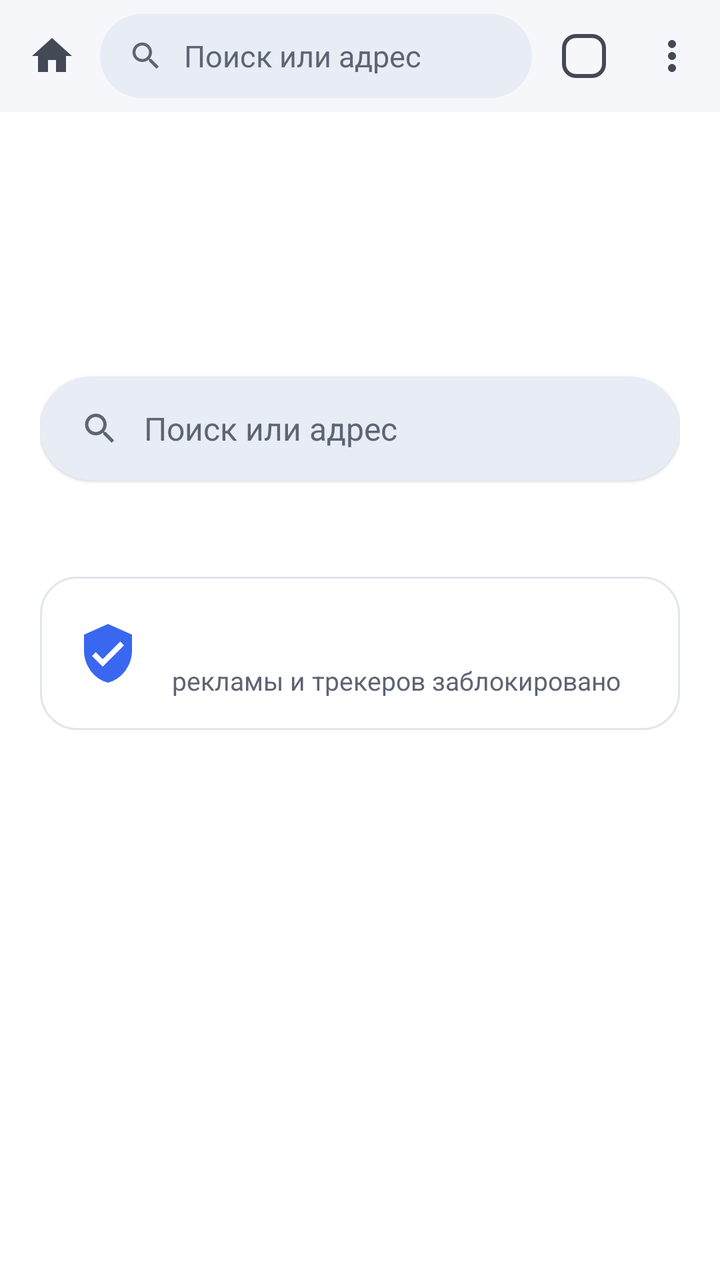
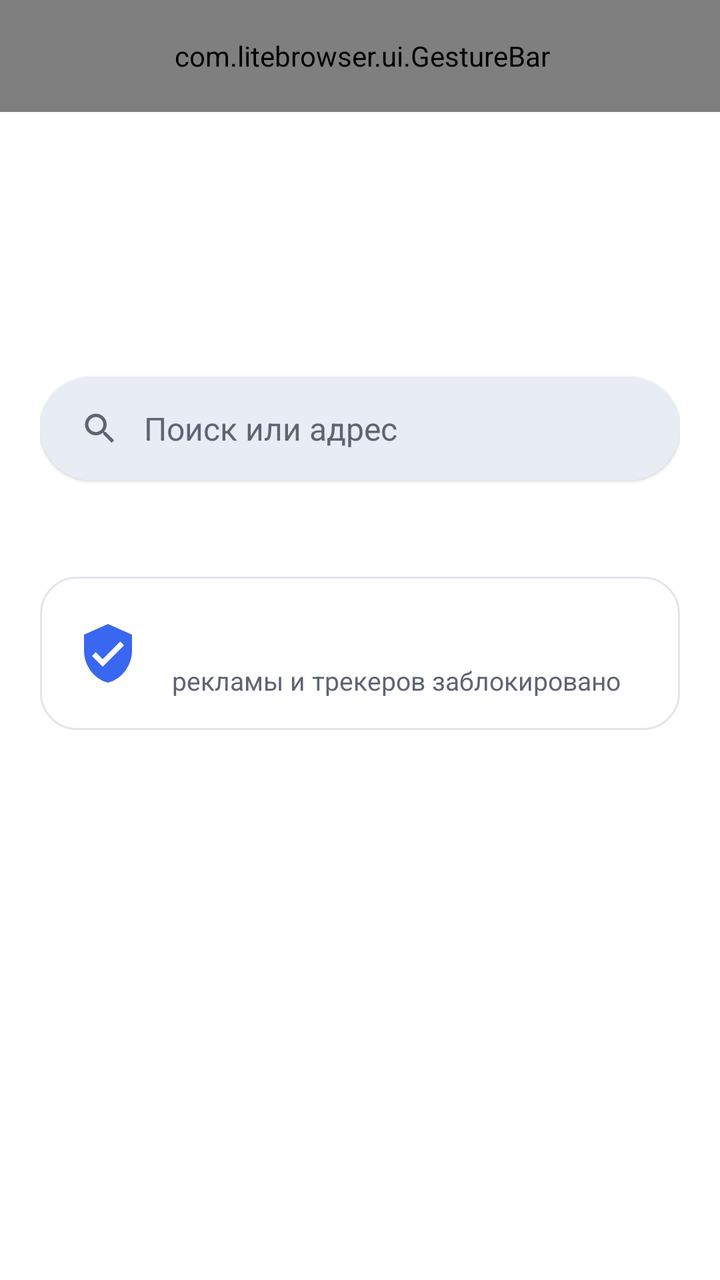

Compare the two renders of this Android layout. The source of the first and the diff that turns it into the second are given below.
<!-- AndroidManifest.xml: application theme AppTheme -->
<!-- res/layout/activity_main.xml -->
<?xml version="1.0" encoding="utf-8"?>
<FrameLayout xmlns:android="http://schemas.android.com/apk/res/android"
    android:id="@+id/root"
    android:layout_width="match_parent"
    android:layout_height="match_parent"
    android:background="@color/c_bg"
    android:focusable="true"
    android:focusableInTouchMode="true">

    <LinearLayout
        android:id="@+id/content"
        android:layout_width="match_parent"
        android:layout_height="match_parent"
        android:orientation="vertical">

        <LinearLayout
            android:id="@+id/toolbar"
            android:layout_width="match_parent"
            android:layout_height="56dp"
            android:background="@color/c_toolbar"
            android:gravity="center_vertical"
            android:orientation="horizontal"
            android:paddingStart="4dp"
            android:paddingEnd="2dp">

            <ImageButton
                android:id="@+id/btnHome"
                style="@style/IconButton"
                android:contentDescription="@string/home"
                android:src="@drawable/ic_home" />

            <LinearLayout
                android:id="@+id/omnibox"
                android:layout_width="0dp"
                android:layout_height="42dp"
                android:layout_marginStart="2dp"
                android:layout_marginEnd="4dp"
                android:layout_weight="1"
                android:background="@drawable/bg_omnibox"
                android:gravity="center_vertical"
                android:orientation="horizontal"
                android:paddingStart="14dp"
                android:paddingEnd="5dp">

                <ImageView
                    android:id="@+id/siteIcon"
                    android:layout_width="18dp"
                    android:layout_height="18dp"
                    android:contentDescription="@string/page_info"
                    android:src="@drawable/ic_search" />

                <EditText
                    android:id="@+id/urlBar"
                    android:layout_width="0dp"
                    android:layout_height="match_parent"
                    android:layout_weight="1"
                    android:background="@null"
                    android:hint="@string/url_hint"
                    android:imeOptions="actionGo|flagNoExtractUi"
                    android:importantForAutofill="no"
                    android:inputType="textUri"
                    android:paddingStart="10dp"
                    android:paddingEnd="6dp"
                    android:selectAllOnFocus="true"
                    android:singleLine="true"
                    android:textColor="@color/c_text"
                    android:textColorHint="@color/c_text2"
                    android:textSize="15sp" />

                <ImageButton
                    android:id="@+id/btnClear"
                    android:layout_width="34dp"
                    android:layout_height="34dp"
                    android:background="?android:attr/selectableItemBackgroundBorderless"
                    android:contentDescription="@string/clear"
                    android:src="@drawable/ic_close_small"
                    android:visibility="gone" />

                <TextView
                    android:id="@+id/shieldChip"
                    android:layout_width="wrap_content"
                    android:layout_height="30dp"
                    android:background="@drawable/bg_chip"
                    android:drawableStart="@drawable/ic_shield_accent"
                    android:drawablePadding="3dp"
                    android:gravity="center"
                    android:minWidth="44dp"
                    android:paddingStart="7dp"
                    android:paddingEnd="9dp"
                    android:textColor="@color/c_accent"
                    android:textSize="12sp"
                    android:textStyle="bold"
                    android:visibility="gone" />
            </LinearLayout>

            <FrameLayout
                android:id="@+id/btnTabs"
                android:layout_width="44dp"
                android:layout_height="44dp"
                android:background="?android:attr/selectableItemBackgroundBorderless"
                android:contentDescription="@string/tabs_title">

                <TextView
                    android:id="@+id/tabCount"
                    android:layout_width="22dp"
                    android:layout_height="22dp"
                    android:layout_gravity="center"
                    android:background="@drawable/bg_tab_count"
                    android:gravity="center"
                    android:textColor="@color/c_icon"
                    android:textSize="11sp"
                    android:textStyle="bold" />
            </FrameLayout>

            <ImageButton
                android:id="@+id/btnMenu"
                style="@style/IconButton"
                android:contentDescription="@string/menu"
                android:src="@drawable/ic_more_vert" />
        </LinearLayout>

        <LinearLayout
            android:id="@+id/findBar"
            android:layout_width="match_parent"
            android:layout_height="56dp"
            android:background="@color/c_toolbar"
            android:gravity="center_vertical"
            android:orientation="horizontal"
            android:paddingStart="8dp"
            android:paddingEnd="2dp"
            android:visibility="gone">

            <EditText
                android:id="@+id/findInput"
                android:layout_width="0dp"
                android:layout_height="42dp"
                android:layout_weight="1"
                android:background="@drawable/bg_omnibox"
                android:hint="@string/find_hint"
                android:imeOptions="actionSearch|flagNoExtractUi"
                android:importantForAutofill="no"
                android:inputType="text"
                android:paddingStart="16dp"
                android:paddingEnd="8dp"
                android:singleLine="true"
                android:textColor="@color/c_text"
                android:textSize="15sp" />

            <TextView
                android:id="@+id/findCount"
                android:layout_width="wrap_content"
                android:layout_height="wrap_content"
                android:minWidth="48dp"
                android:gravity="center"
                android:textColor="@color/c_text2"
                android:textSize="13sp" />

            <ImageButton
                android:id="@+id/findPrev"
                style="@style/IconButton"
                android:contentDescription="@string/prev"
                android:src="@drawable/ic_expand_less" />

            <ImageButton
                android:id="@+id/findNext"
                style="@style/IconButton"
                android:contentDescription="@string/next"
                android:src="@drawable/ic_expand_more" />

            <ImageButton
                android:id="@+id/findClose"
                style="@style/IconButton"
                android:contentDescription="@string/close"
                android:src="@drawable/ic_close" />
        </LinearLayout>

        <ProgressBar
            android:id="@+id/progress"
            style="?android:attr/progressBarStyleHorizontal"
            android:layout_width="match_parent"
            android:layout_height="3dp"
            android:max="100"
            android:progressDrawable="@drawable/progress_accent"
            android:visibility="invisible" />

        <FrameLayout
            android:id="@+id/webContainer"
            android:layout_width="match_parent"
            android:layout_height="0dp"
            android:layout_weight="1">

            <include
                android:id="@+id/ntp"
                layout="@layout/ntp" />

            <ListView
                android:id="@+id/suggestions"
                android:layout_width="match_parent"
                android:layout_height="match_parent"
                android:background="@color/c_bg"
                android:divider="@null"
                android:visibility="gone" />

            <TextView
                android:id="@+id/mediaFab"
                android:layout_width="wrap_content"
                android:layout_height="48dp"
                android:layout_gravity="bottom|end"
                android:layout_margin="20dp"
                android:background="@drawable/bg_fab"
                android:drawableStart="@drawable/ic_download_on_accent"
                android:drawablePadding="8dp"
                android:elevation="6dp"
                android:gravity="center"
                android:paddingStart="16dp"
                android:paddingEnd="20dp"
                android:textColor="@color/c_on_accent"
                android:textSize="15sp"
                android:textStyle="bold"
                android:visibility="gone" />
        </FrameLayout>
    </LinearLayout>

    <include
        android:id="@+id/tabSwitcher"
        layout="@layout/tab_switcher"
        android:visibility="gone" />
</FrameLayout>
<!-- res/layout/ntp.xml (included above) -->
<?xml version="1.0" encoding="utf-8"?>
<ScrollView xmlns:android="http://schemas.android.com/apk/res/android"
    android:layout_width="match_parent"
    android:layout_height="match_parent"
    android:background="@color/c_bg"
    android:fillViewport="true">

    <LinearLayout
        android:layout_width="match_parent"
        android:layout_height="wrap_content"
        android:gravity="center_horizontal"
        android:orientation="vertical"
        android:paddingStart="20dp"
        android:paddingTop="56dp"
        android:paddingEnd="20dp"
        android:paddingBottom="24dp">

        <TextView
            android:id="@+id/ntpLogo"
            android:layout_width="wrap_content"
            android:layout_height="wrap_content"
            android:textColor="@color/c_text"
            android:textSize="34sp"
            android:textStyle="bold" />

        <TextView
            android:id="@+id/ntpSearch"
            android:layout_width="match_parent"
            android:layout_height="52dp"
            android:layout_marginTop="28dp"
            android:background="@drawable/bg_search_large"
            android:drawableStart="@drawable/ic_search"
            android:drawablePadding="12dp"
            android:elevation="1dp"
            android:gravity="center_vertical"
            android:paddingStart="20dp"
            android:paddingEnd="20dp"
            android:text="@string/url_hint"
            android:textColor="@color/c_text2"
            android:textSize="16sp" />

        <GridLayout
            android:id="@+id/ntpTiles"
            android:layout_width="match_parent"
            android:layout_height="wrap_content"
            android:layout_marginTop="28dp"
            android:columnCount="4" />

        <LinearLayout
            android:id="@+id/ntpStats"
            android:layout_width="match_parent"
            android:layout_height="wrap_content"
            android:layout_marginTop="20dp"
            android:background="@drawable/bg_card"
            android:gravity="center_vertical"
            android:orientation="horizontal"
            android:padding="16dp">

            <ImageView
                android:layout_width="36dp"
                android:layout_height="36dp"
                android:importantForAccessibility="no"
                android:scaleType="center"
                android:src="@drawable/ic_shield_big" />

            <LinearLayout
                android:layout_width="0dp"
                android:layout_height="wrap_content"
                android:layout_marginStart="14dp"
                android:layout_weight="1"
                android:orientation="vertical">

                <TextView
                    android:id="@+id/ntpStatsCount"
                    android:layout_width="wrap_content"
                    android:layout_height="wrap_content"
                    android:textColor="@color/c_text"
                    android:textSize="20sp"
                    android:textStyle="bold" />

                <TextView
                    android:id="@+id/ntpStatsCaption"
                    android:layout_width="wrap_content"
                    android:layout_height="wrap_content"
                    android:text="@string/blocked_caption"
                    android:textColor="@color/c_text2"
                    android:textSize="13sp" />
            </LinearLayout>
        </LinearLayout>
    </LinearLayout>
</ScrollView>
<!-- res/layout/tab_switcher.xml (included above) -->
<?xml version="1.0" encoding="utf-8"?>
<FrameLayout xmlns:android="http://schemas.android.com/apk/res/android"
    android:layout_width="match_parent"
    android:layout_height="match_parent"
    android:background="@color/c_toolbar"
    android:clickable="true"
    android:focusable="true">

    <LinearLayout
        android:layout_width="match_parent"
        android:layout_height="match_parent"
        android:orientation="vertical">

        <LinearLayout
            android:layout_width="match_parent"
            android:layout_height="56dp"
            android:gravity="center_vertical"
            android:orientation="horizontal"
            android:paddingStart="4dp"
            android:paddingEnd="4dp">

            <ImageButton
                android:id="@+id/tsBack"
                style="@style/IconButton"
                android:contentDescription="@string/back"
                android:src="@drawable/ic_arrow_back" />

            <TextView
                android:id="@+id/tsTitle"
                android:layout_width="0dp"
                android:layout_height="wrap_content"
                android:layout_marginStart="8dp"
                android:layout_weight="1"
                android:textColor="@color/c_text"
                android:textSize="19sp"
                android:textStyle="bold" />

            <ImageButton
                android:id="@+id/tsCloseAll"
                style="@style/IconButton"
                android:contentDescription="@string/close_all"
                android:src="@drawable/ic_delete" />
        </LinearLayout>

        <GridView
            android:id="@+id/tsGrid"
            android:layout_width="match_parent"
            android:layout_height="match_parent"
            android:clipToPadding="false"
            android:horizontalSpacing="12dp"
            android:listSelector="@android:color/transparent"
            android:numColumns="2"
            android:paddingStart="12dp"
            android:paddingTop="4dp"
            android:paddingEnd="12dp"
            android:paddingBottom="96dp"
            android:stretchMode="columnWidth"
            android:verticalSpacing="12dp" />
    </LinearLayout>

    <TextView
        android:id="@+id/tsNew"
        android:layout_width="wrap_content"
        android:layout_height="52dp"
        android:layout_gravity="bottom|center_horizontal"
        android:layout_marginBottom="24dp"
        android:background="@drawable/bg_fab"
        android:drawableStart="@drawable/ic_add_on_accent"
        android:drawablePadding="8dp"
        android:elevation="6dp"
        android:gravity="center"
        android:paddingStart="20dp"
        android:paddingEnd="24dp"
        android:text="@string/new_tab"
        android:textColor="@color/c_on_accent"
        android:textSize="15sp"
        android:textStyle="bold" />
</FrameLayout>
<!-- resources referenced by this layout -->
<resources>
  <color name="c_accent">#3A67F0</color>
  <color name="c_bg">#FFFFFF</color>
  <color name="c_icon">#434955</color>
  <color name="c_on_accent">#FFFFFF</color>
  <color name="c_text">#1A1C21</color>
  <color name="c_text2">#5E6472</color>
  <color name="c_toolbar">#F5F7FB</color>
  <string name="back">Назад</string>
  <string name="blocked_caption">рекламы и трекеров заблокировано</string>
  <string name="clear">Очистить</string>
  <string name="close">Закрыть</string>
  <string name="close_all">Закрыть все</string>
  <string name="find_hint">Найти на странице</string>
  <string name="home">Домой</string>
  <string name="menu">Меню</string>
  <string name="new_tab">Новая вкладка</string>
  <string name="next">Следующее</string>
  <string name="page_info">О странице</string>
  <string name="prev">Предыдущее</string>
  <string name="tabs_title">Вкладки</string>
  <string name="url_hint">Поиск или адрес</string>
  <color name="c_card">#FFFFFF</color>
  <color name="c_divider">#E1E5EC</color>
  <color name="c_accent_soft">#E0E8FF</color>
  <color name="c_omnibox">#E8ECF4</color>
  <style name="Platform.Dialog" parent="android:Theme.Material.Light.Dialog.Alert" />
  <!-- unchanged entries left out for length: 25 -->
</resources>

<!-- the commit's change to res/layout/activity_main.xml (unified diff, before → after) -->
@@ -13,7 +13,7 @@
         android:layout_height="match_parent"
         android:orientation="vertical">
 
-        <LinearLayout
+        <com.litebrowser.ui.GestureBar
             android:id="@+id/toolbar"
             android:layout_width="match_parent"
             android:layout_height="56dp"
@@ -21,7 +21,8 @@
             android:gravity="center_vertical"
             android:orientation="horizontal"
             android:paddingStart="4dp"
-            android:paddingEnd="2dp">
+            android:paddingEnd="2dp"
+            android:animateLayoutChanges="true">
 
             <ImageButton
                 android:id="@+id/btnHome"
@@ -76,6 +77,15 @@
                     android:src="@drawable/ic_close_small"
                     android:visibility="gone" />
 
+                <ImageButton
+                    android:id="@+id/btnMic"
+                    android:layout_width="34dp"
+                    android:layout_height="34dp"
+                    android:background="?android:attr/selectableItemBackgroundBorderless"
+                    android:contentDescription="@string/voice_search"
+                    android:src="@drawable/ic_mic"
+                    android:visibility="gone" />
+
                 <TextView
                     android:id="@+id/shieldChip"
                     android:layout_width="wrap_content"
@@ -117,7 +127,7 @@
                 style="@style/IconButton"
                 android:contentDescription="@string/menu"
                 android:src="@drawable/ic_more_vert" />
-        </LinearLayout>
+        </com.litebrowser.ui.GestureBar>
 
         <LinearLayout
             android:id="@+id/findBar"
@@ -225,6 +235,15 @@
         android:id="@+id/tabSwitcher"
         layout="@layout/tab_switcher"
         android:visibility="gone" />
+
+    <com.litebrowser.ui.TopCropImageView
+        android:id="@+id/zoomOverlay"
+        android:layout_width="0dp"
+        android:layout_height="0dp"
+        android:background="@color/c_bg"
+        android:elevation="8dp"
+        android:importantForAccessibility="no"
+        android:visibility="gone" />
 </FrameLayout>
 <!-- res/layout/ntp.xml (included above) -->
 <?xml version="1.0" encoding="utf-8"?>
@@ -267,6 +286,40 @@
             android:text="@string/url_hint"
             android:textColor="@color/c_text2"
             android:textSize="16sp" />
+
+        <LinearLayout
+            android:id="@+id/ntpIncognito"
+            android:layout_width="match_parent"
+            android:layout_height="wrap_content"
+            android:layout_marginTop="36dp"
+            android:gravity="center_horizontal"
+            android:orientation="vertical"
+            android:visibility="gone">
+
+            <ImageView
+                android:layout_width="72dp"
+                android:layout_height="72dp"
+                android:importantForAccessibility="no"
+                android:src="@drawable/ic_incognito_big" />
+
+            <TextView
+                android:layout_width="wrap_content"
+                android:layout_height="wrap_content"
+                android:layout_marginTop="16dp"
+                android:text="@string/incognito_title"
+                android:textColor="@color/c_text"
+                android:textSize="22sp"
+                android:textStyle="bold" />
+
+            <TextView
+                android:id="@+id/ntpIncognitoText"
+                android:layout_width="match_parent"
+                android:layout_height="wrap_content"
+                android:layout_marginTop="14dp"
+                android:lineSpacingExtra="4dp"
+                android:textColor="@color/c_text2"
+                android:textSize="14sp" />
+        </LinearLayout>
 
         <GridLayout
             android:id="@+id/ntpTiles"
@@ -357,6 +410,12 @@
                 android:textStyle="bold" />
 
             <ImageButton
+                android:id="@+id/tsMode"
+                style="@style/IconButton"
+                android:contentDescription="@string/incognito_new"
+                android:src="@drawable/ic_incognito" />
+
+            <ImageButton
                 android:id="@+id/tsCloseAll"
                 style="@style/IconButton"
                 android:contentDescription="@string/close_all"
<!-- resource entries referenced after the edit -->
@@ -7,6 +7,18 @@
   <color name="c_text">#1A1C21</color>
   <color name="c_text2">#5E6472</color>
   <color name="c_toolbar">#F5F7FB</color>
+  <!-- drawable ic_incognito (drawable) -->
+  <vector xmlns:android="http://schemas.android.com/apk/res/android" android:width="24dp" android:height="24dp" android:viewportWidth="24" android:viewportHeight="24">
+      <path android:fillColor="@color/c_icon" android:pathData="M17.06 13C15.2 13 13.64 14.33 13.24 16.1C12.29 15.69 11.42 15.8 10.76 16.09C10.35 14.31 8.79 13 6.94 13C4.77 13 3 14.79 3 17C3 19.21 4.77 21 6.94 21C9 21 10.68 19.38 10.84 17.32C11.18 17.08 12.07 16.63 13.16 17.34C13.34 19.39 15 21 17.06 21C19.23 21 21 19.21 21 17C21 14.79 19.23 13 17.06 13M6.94 14.14C8.5 14.14 9.76 15.42 9.76 17C9.76 18.58 8.5 19.86 6.94 19.86C5.38 19.86 4.12 18.58 4.12 17C4.12 15.42 5.38 14.14 6.94 14.14M17.06 14.14C18.62 14.14 19.88 15.42 19.88 17C19.88 18.58 18.62 19.86 17.06 19.86C15.5 19.86 14.24 18.58 14.24 17C14.24 15.42 15.5 14.14 17.06 14.14M22 10.5H2V12H22V10.5M15.53 2.63C15.31 2.14 14.75 1.88 14.22 2.05L12 2.79L9.77 2.05L9.72 2.04C9.19 1.89 8.63 2.17 8.43 2.68L6 9H18L15.56 2.68L15.53 2.63Z" />
+  </vector>
+  <!-- drawable ic_incognito_big (drawable) -->
+  <vector xmlns:android="http://schemas.android.com/apk/res/android" android:width="64dp" android:height="64dp" android:viewportWidth="24" android:viewportHeight="24">
+      <path android:fillColor="@color/c_text" android:pathData="M17.06 13C15.2 13 13.64 14.33 13.24 16.1C12.29 15.69 11.42 15.8 10.76 16.09C10.35 14.31 8.79 13 6.94 13C4.77 13 3 14.79 3 17C3 19.21 4.77 21 6.94 21C9 21 10.68 19.38 10.84 17.32C11.18 17.08 12.07 16.63 13.16 17.34C13.34 19.39 15 21 17.06 21C19.23 21 21 19.21 21 17C21 14.79 19.23 13 17.06 13M6.94 14.14C8.5 14.14 9.76 15.42 9.76 17C9.76 18.58 8.5 19.86 6.94 19.86C5.38 19.86 4.12 18.58 4.12 17C4.12 15.42 5.38 14.14 6.94 14.14M17.06 14.14C18.62 14.14 19.88 15.42 19.88 17C19.88 18.58 18.62 19.86 17.06 19.86C15.5 19.86 14.24 18.58 14.24 17C14.24 15.42 15.5 14.14 17.06 14.14M22 10.5H2V12H22V10.5M15.53 2.63C15.31 2.14 14.75 1.88 14.22 2.05L12 2.79L9.77 2.05L9.72 2.04C9.19 1.89 8.63 2.17 8.43 2.68L6 9H18L15.56 2.68L15.53 2.63Z" />
+  </vector>
+  <!-- drawable ic_mic (drawable) -->
+  <vector xmlns:android="http://schemas.android.com/apk/res/android" android:width="20dp" android:height="20dp" android:viewportWidth="24" android:viewportHeight="24">
+      <path android:fillColor="@color/c_text2" android:pathData="M12,14c1.66,0 2.99,-1.34 2.99,-3L15,5c0,-1.66 -1.34,-3 -3,-3S9,3.34 9,5v6c0,1.66 1.34,3 3,3zM17.3,11c0,3 -2.54,5.1 -5.3,5.1S6.7,14 6.7,11H5c0,3.41 2.72,6.23 6,6.72V21h2v-3.28c3.28,-0.48 6,-3.3 6,-6.72h-1.7z" />
+  </vector>
   <string name="back">Назад</string>
   <string name="blocked_caption">рекламы и трекеров заблокировано</string>
   <string name="clear">Очистить</string>
@@ -14,6 +26,8 @@
   <string name="close_all">Закрыть все</string>
   <string name="find_hint">Найти на странице</string>
   <string name="home">Домой</string>
+  <string name="incognito_new">Новая вкладка инкогнито</string>
+  <string name="incognito_title">Режим инкогнито</string>
   <string name="menu">Меню</string>
   <string name="new_tab">Новая вкладка</string>
   <string name="next">Следующее</string>
@@ -21,6 +35,7 @@
   <string name="prev">Предыдущее</string>
   <string name="tabs_title">Вкладки</string>
   <string name="url_hint">Поиск или адрес</string>
+  <string name="voice_search">Голосовой поиск</string>
   <color name="c_card">#FFFFFF</color>
   <color name="c_divider">#E1E5EC</color>
   <color name="c_accent_soft">#E0E8FF</color>
